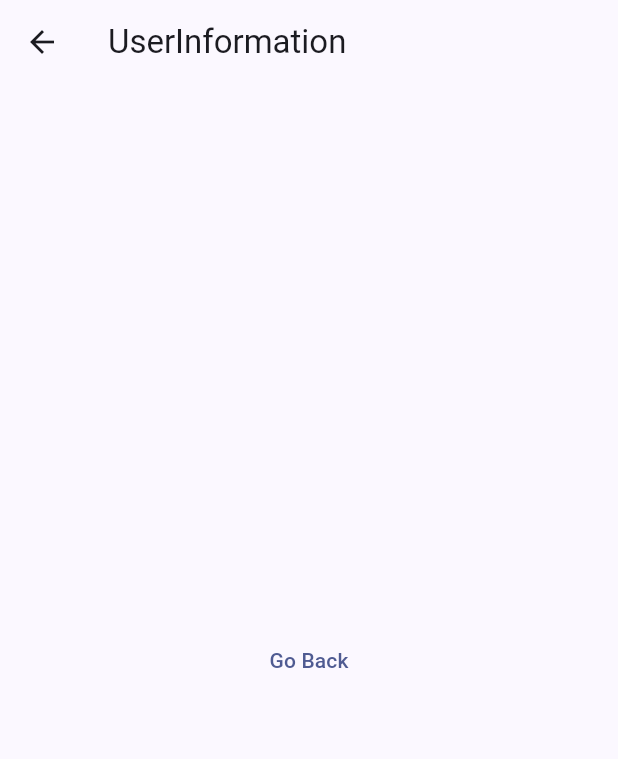
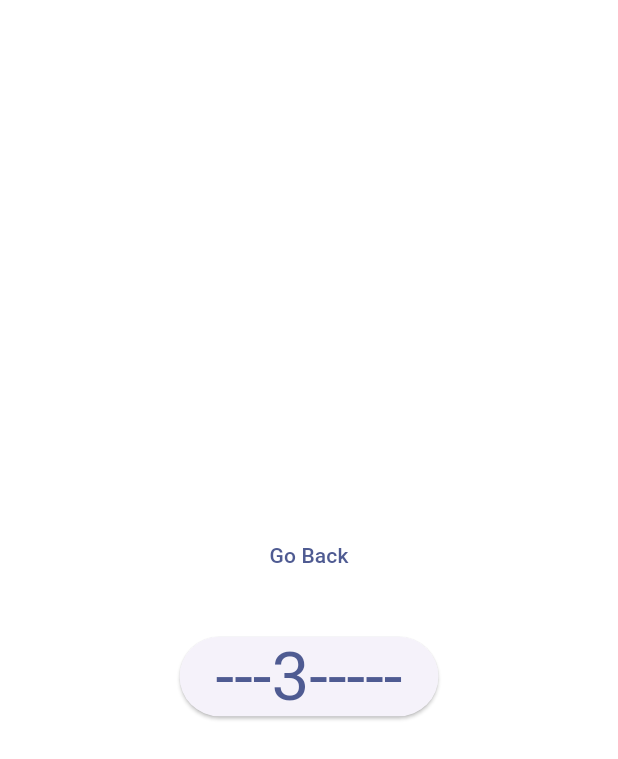
Before and after one commit to Mando8119/SaveOurSlugs, a Flutter app: the screen it shows after launch, after a tap on "---3-----", on a phone screen of 412 x 824 dp. Shown: the top 759 px of the screen. Run offline on Flutter 3.47's test engine with Material 3 defaults, Android fonts, the phone set to English and light mode, and no system bars; our stand-ins replace permission_handler; missing offline and left inert: flutter_background_video_recorder, ussd_phone_call_sms.

Commit message:
Third page

```diff
--- a/sos_app/lib/main.dart
+++ b/sos_app/lib/main.dart
@@ -1,6 +1,8 @@
 import 'package:flutter/material.dart';
 import 'package:ussd_phone_call_sms/ussd_phone_call_sms.dart';
 import 'package:permission_handler/permission_handler.dart';
+import 'dart:async';
+import 'dart:io';
 import 'package:flutter_background_video_recorder/flutter_bvr.dart';
 import 'package:flutter_background_video_recorder/flutter_bvr_channel.dart';
 import 'package:flutter_background_video_recorder/flutter_bvr_platform_interface.dart';
@@ -108,7 +110,7 @@ void _sendSMS() async {
   }
 }
 
-    @override
+  @override
   Widget build(BuildContext context) {
     final ButtonStyle style =
         ElevatedButton.styleFrom(textStyle: const TextStyle(fontSize: 45));
@@ -155,16 +157,61 @@ class UserInformation extends StatelessWidget {
   final String title;
   @override
   Widget build(BuildContext context) {
+    final ButtonStyle style =
+        ElevatedButton.styleFrom(textStyle: const TextStyle(fontSize: 45));
+
+    return Center(
+      child: Column(
+          mainAxisSize: MainAxisSize.min,
+          children: <Widget>[
+            TextButton(
+              onPressed: () {Navigator.pop(context);},
+              child: const Text('Go Back'),
+            ),
+            const SizedBox(height: 30),
+            ElevatedButton(
+              style: style,
+              onPressed: ()
+              {
+                Navigator.push(context, MaterialPageRoute(builder: (context) {
+                  return const UserInformation1(title: 'UserInformation1');
+                }));
+              },
+              child: const Text('---3-----'),)
+          ]
+        )
+    );
+
+  }
+}
+class UserInformation1 extends StatelessWidget {
+  const UserInformation1({Key? key, required this.title}) : super(key: key);
+  final String title;
+  @override
+  Widget build(BuildContext context) {
     return Scaffold(
       appBar: AppBar(
         title: Text(title),
       ),
       body: Center(
-        child: TextButton(
-          onPressed: () {Navigator.pop(context);},
-          child: const Text('Go Back'),
-        ),
-      ),
+        child: Column(
+          mainAxisSize: MainAxisSize.min,
+          children: <Widget>[
+            TextButton(
+              onPressed: () {},
+              child: const Text('Please enter your full name: '),
+            ),
+            const SizedBox(height: 30),
+            ElevatedButton(
+              onPressed: () {String? user_name = stdin.readLineSync();},
+              child: const Text('Go Back'),
+            ),
+
+
+
+          ]
+        )
+      )
     );
   }
 }
--- a/sos_app/pubspec.yaml
+++ b/sos_app/pubspec.yaml
@@ -30,6 +30,8 @@ environment:
 dependencies:
   flutter:
     sdk: flutter
+
+
 
   ussd_phone_call_sms: ^0.0.3
 
```
